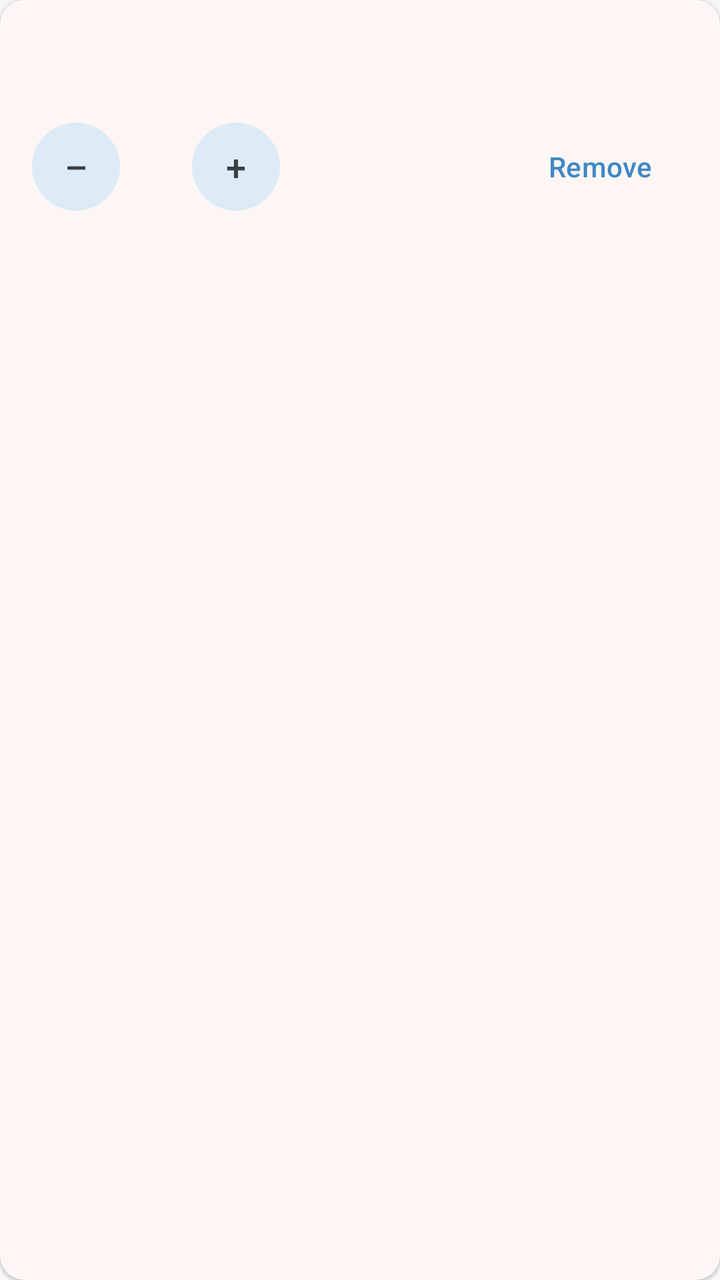
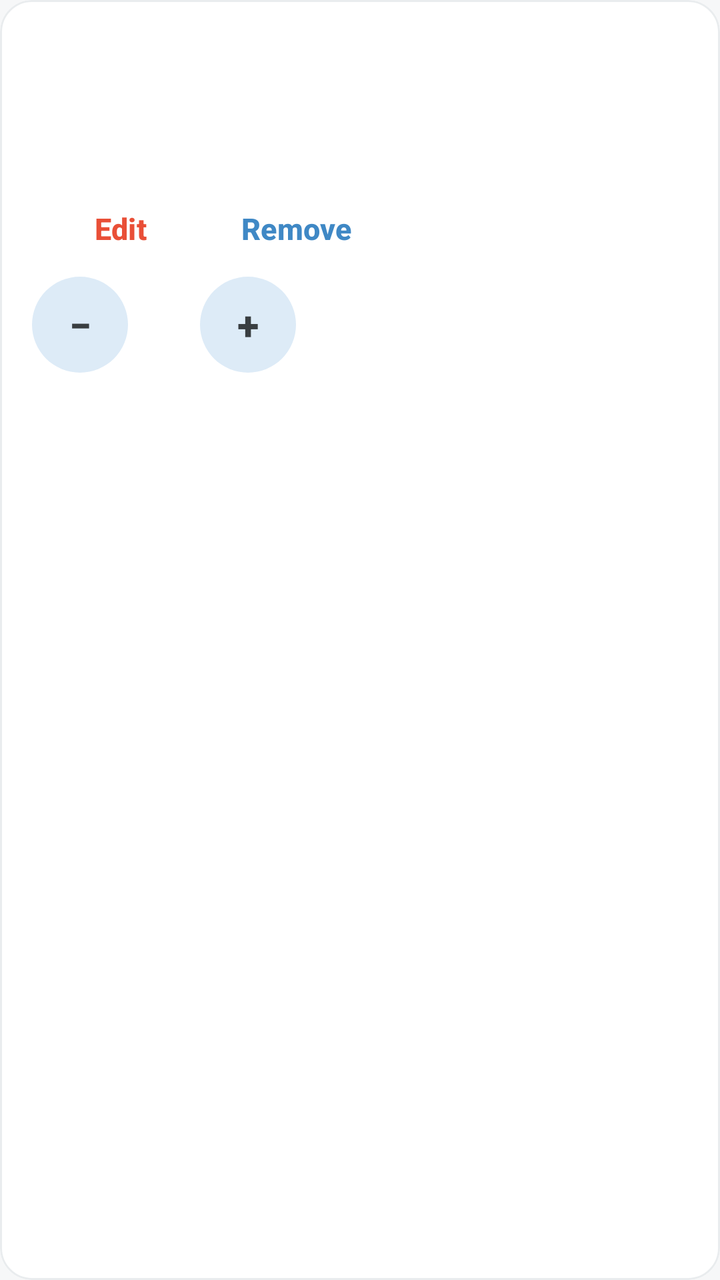

Before-and-after screenshots of an Android layout around one commit, followed by the original layout XML and the change that was made.
<!-- AndroidManifest.xml: application theme Theme.DeliveryApp -->
<!-- res/layout/item_cart_line.xml -->
<?xml version="1.0" encoding="utf-8"?>
<com.google.android.material.card.MaterialCardView xmlns:android="http://schemas.android.com/apk/res/android" xmlns:app="http://schemas.android.com/apk/res-auto"
    android:layout_width="match_parent" android:layout_height="wrap_content"
    android:layout_margin="8dp" app:cardBackgroundColor="?attr/colorSurface" app:cardElevation="1dp" app:strokeWidth="0dp">
    <LinearLayout android:layout_width="match_parent" android:layout_height="wrap_content"
        android:orientation="vertical" android:padding="16dp">
        <LinearLayout android:layout_width="match_parent" android:layout_height="wrap_content" android:orientation="horizontal">
            <TextView android:id="@+id/tvName" android:layout_width="0dp" android:layout_height="wrap_content"
                android:layout_weight="1" android:textStyle="bold" />
            <TextView android:id="@+id/tvLinePrice" android:layout_width="wrap_content" android:layout_height="wrap_content"
                android:textColor="@color/terracotta" android:textStyle="bold" />
        </LinearLayout>
        <TextView android:id="@+id/tvDetail" android:layout_width="wrap_content" android:layout_height="wrap_content"
            android:textColor="?attr/colorOutline" android:textSize="12sp" />
        <LinearLayout android:layout_width="match_parent" android:layout_height="wrap_content" android:layout_marginTop="8dp"
            android:gravity="center_vertical" android:orientation="horizontal">
            <com.google.android.material.button.MaterialButton style="@style/Widget.Material3.Button.TonalButton"
                android:id="@+id/btnMinus" android:layout_width="44dp" android:layout_height="44dp"
                android:insetLeft="0dp" android:insetRight="0dp" android:insetTop="0dp" android:insetBottom="0dp"
                android:minWidth="0dp" android:padding="0dp" android:text="–" android:textSize="18sp" />
            <TextView android:id="@+id/tvQty" android:layout_width="36dp" android:layout_height="wrap_content"
                android:gravity="center" android:textStyle="bold" />
            <com.google.android.material.button.MaterialButton style="@style/Widget.Material3.Button.TonalButton"
                android:id="@+id/btnPlus" android:layout_width="44dp" android:layout_height="44dp"
                android:insetLeft="0dp" android:insetRight="0dp" android:insetTop="0dp" android:insetBottom="0dp"
                android:minWidth="0dp" android:padding="0dp" android:text="+" android:textSize="18sp" />
            <View android:layout_width="0dp" android:layout_height="0dp" android:layout_weight="1" />
            <com.google.android.material.button.MaterialButton style="@style/Widget.Material3.Button.TextButton"
                android:id="@+id/btnRemove" android:layout_width="wrap_content" android:layout_height="wrap_content"
                android:text="Remove" android:textColor="@color/steel_blue" />
        </LinearLayout>
    </LinearLayout>
</com.google.android.material.card.MaterialCardView>
<!-- resources referenced by this layout -->
<resources>
  <color name="steel_blue">#3F88C5</color>
  <color name="terracotta">#E94F37</color>
  <style name="Theme.DeliveryApp" parent="Theme.Material3.Light.NoActionBar">
          <item name="colorPrimary">@color/terracotta</item>
          <item name="colorOnPrimary">@color/white</item>
          <item name="colorPrimaryContainer">@color/terracotta_soft</item>
          <item name="colorOnPrimaryContainer">@color/gunmetal</item>
          <item name="colorSecondary">@color/steel_blue</item>
          <item name="colorOnSecondary">@color/white</item>
          <item name="colorSecondaryContainer">@color/steel_blue_soft</item>
          <item name="colorOnSecondaryContainer">@color/gunmetal</item>
          <item name="colorTertiary">@color/gunmetal</item>
          <item name="colorSurface">@color/white</item>
          <item name="colorOnSurface">@color/gunmetal</item>
          <item name="colorSurfaceVariant">@color/paper_variant</item>
          <item name="colorOnSurfaceVariant">@color/gunmetal</item>
          <item name="colorOutline">@color/outline</item>
          <item name="colorError">@color/error_red</item>
          <item name="android:colorBackground">@color/paper</item>
          <item name="android:textColorPrimary">@color/gunmetal</item>
          <item name="android:statusBarColor">@color/gunmetal</item>
          <item name="android:windowLightStatusBar">false</item>
      </style>
  <color name="white">#FFFFFF</color>
  <color name="terracotta_soft">#FCE3DE</color>
  <color name="gunmetal">#393E41</color>
  <color name="steel_blue_soft">#DDEBF7</color>
  <color name="paper_variant">#E9ECEE</color>
  <color name="outline">#7D8589</color>
  <color name="error_red">#B3261E</color>
  <color name="paper">#F6F7F8</color>
</resources>

<!-- the commit's change to res/layout/item_cart_line.xml (unified diff, before → after) -->
@@ -1,33 +1,27 @@
 <?xml version="1.0" encoding="utf-8"?>
 <com.google.android.material.card.MaterialCardView xmlns:android="http://schemas.android.com/apk/res/android" xmlns:app="http://schemas.android.com/apk/res-auto"
-    android:layout_width="match_parent" android:layout_height="wrap_content"
-    android:layout_margin="8dp" app:cardBackgroundColor="?attr/colorSurface" app:cardElevation="1dp" app:strokeWidth="0dp">
-    <LinearLayout android:layout_width="match_parent" android:layout_height="wrap_content"
-        android:orientation="vertical" android:padding="16dp">
+    android:layout_width="match_parent" android:layout_height="wrap_content" android:layout_margin="8dp"
+    app:cardCornerRadius="16dp" app:cardBackgroundColor="?attr/colorSurface" app:cardElevation="0dp" app:strokeColor="@color/paper_variant" app:strokeWidth="1dp">
+    <LinearLayout android:layout_width="match_parent" android:layout_height="wrap_content" android:orientation="vertical" android:padding="16dp">
+        <TextView android:id="@+id/tvName" android:layout_width="match_parent" android:layout_height="wrap_content" android:textSize="18sp" android:textStyle="bold"/>
+        <TextView android:id="@+id/tvDetail" android:layout_width="match_parent" android:layout_height="wrap_content"
+            android:layout_marginTop="6dp" android:lineSpacingExtra="3dp" android:textColor="?attr/colorOutline" android:textSize="14sp"/>
+        <TextView android:id="@+id/tvNotes" android:layout_width="match_parent" android:layout_height="wrap_content" android:layout_marginTop="6dp"
+            android:textSize="14sp" android:textColor="?attr/colorOnSurface"/>
         <LinearLayout android:layout_width="match_parent" android:layout_height="wrap_content" android:orientation="horizontal">
-            <TextView android:id="@+id/tvName" android:layout_width="0dp" android:layout_height="wrap_content"
-                android:layout_weight="1" android:textStyle="bold" />
-            <TextView android:id="@+id/tvLinePrice" android:layout_width="wrap_content" android:layout_height="wrap_content"
-                android:textColor="@color/terracotta" android:textStyle="bold" />
+            <com.google.android.material.button.MaterialButton android:id="@+id/btnEdit" style="@style/Widget.Material3.Button.TextButton"
+                android:layout_width="wrap_content" android:layout_height="wrap_content" android:minHeight="48dp" android:text="Edit"/>
+            <com.google.android.material.button.MaterialButton android:id="@+id/btnRemove" style="@style/Widget.Material3.Button.TextButton"
+                android:layout_width="wrap_content" android:layout_height="wrap_content" android:minHeight="48dp" android:text="Remove" android:textColor="@color/steel_blue"/>
         </LinearLayout>
-        <TextView android:id="@+id/tvDetail" android:layout_width="wrap_content" android:layout_height="wrap_content"
-            android:textColor="?attr/colorOutline" android:textSize="12sp" />
-        <LinearLayout android:layout_width="match_parent" android:layout_height="wrap_content" android:layout_marginTop="8dp"
-            android:gravity="center_vertical" android:orientation="horizontal">
-            <com.google.android.material.button.MaterialButton style="@style/Widget.Material3.Button.TonalButton"
-                android:id="@+id/btnMinus" android:layout_width="44dp" android:layout_height="44dp"
-                android:insetLeft="0dp" android:insetRight="0dp" android:insetTop="0dp" android:insetBottom="0dp"
-                android:minWidth="0dp" android:padding="0dp" android:text="–" android:textSize="18sp" />
-            <TextView android:id="@+id/tvQty" android:layout_width="36dp" android:layout_height="wrap_content"
-                android:gravity="center" android:textStyle="bold" />
-            <com.google.android.material.button.MaterialButton style="@style/Widget.Material3.Button.TonalButton"
-                android:id="@+id/btnPlus" android:layout_width="44dp" android:layout_height="44dp"
-                android:insetLeft="0dp" android:insetRight="0dp" android:insetTop="0dp" android:insetBottom="0dp"
-                android:minWidth="0dp" android:padding="0dp" android:text="+" android:textSize="18sp" />
-            <View android:layout_width="0dp" android:layout_height="0dp" android:layout_weight="1" />
-            <com.google.android.material.button.MaterialButton style="@style/Widget.Material3.Button.TextButton"
-                android:id="@+id/btnRemove" android:layout_width="wrap_content" android:layout_height="wrap_content"
-                android:text="Remove" android:textColor="@color/steel_blue" />
+        <LinearLayout android:layout_width="match_parent" android:layout_height="wrap_content" android:gravity="center_vertical" android:orientation="horizontal">
+            <com.google.android.material.button.MaterialButton android:id="@+id/btnMinus" style="@style/Widget.Material3.Button.TonalButton"
+                android:layout_width="48dp" android:layout_height="48dp" android:insetLeft="0dp" android:insetRight="0dp" android:insetTop="0dp" android:insetBottom="0dp" android:minWidth="0dp" android:padding="0dp" android:text="−" android:textSize="20sp"/>
+            <TextView android:id="@+id/tvQty" android:layout_width="36dp" android:layout_height="wrap_content" android:gravity="center" android:textStyle="bold"/>
+            <com.google.android.material.button.MaterialButton android:id="@+id/btnPlus" style="@style/Widget.Material3.Button.TonalButton"
+                android:layout_width="48dp" android:layout_height="48dp" android:insetLeft="0dp" android:insetRight="0dp" android:insetTop="0dp" android:insetBottom="0dp" android:minWidth="0dp" android:padding="0dp" android:text="+" android:textSize="20sp"/>
+            <TextView android:id="@+id/tvLinePrice" android:layout_width="0dp" android:layout_height="wrap_content" android:layout_weight="1"
+                android:layout_marginStart="8dp" android:gravity="end" android:textSize="18sp" android:textStyle="bold"/>
         </LinearLayout>
     </LinearLayout>
 </com.google.android.material.card.MaterialCardView>
<!-- resource entries referenced after the edit -->
@@ -3,6 +3,7 @@
   <color name="steel_blue">#3F88C5</color>
   <color name="terracotta">#E94F37</color>
   <style name="Theme.DeliveryApp" parent="Theme.Material3.Light.NoActionBar">
+          <item name="materialButtonStyle">@style/Widget.App.PrimaryButton</item>
           <item name="colorPrimary">@color/terracotta</item>
           <item name="colorOnPrimary">@color/white</item>
           <item name="colorPrimaryContainer">@color/terracotta_soft</item>
@@ -23,12 +24,16 @@
           <item name="android:statusBarColor">@color/gunmetal</item>
           <item name="android:windowLightStatusBar">false</item>
       </style>
+  <style name="Widget.App.PrimaryButton" parent="Widget.Material3.Button">
+          <item name="cornerRadius">12dp</item><item name="android:textSize">15sp</item>
+          <item name="android:minHeight">56dp</item><item name="android:textStyle">bold</item>
+      </style>
   <color name="white">#FFFFFF</color>
-  <color name="terracotta_soft">#FCE3DE</color>
+  <color name="terracotta_soft">#FFF1ED</color>
   <color name="gunmetal">#393E41</color>
   <color name="steel_blue_soft">#DDEBF7</color>
   <color name="paper_variant">#E9ECEE</color>
-  <color name="outline">#7D8589</color>
+  <color name="outline">#606B72</color>
   <color name="error_red">#B3261E</color>
   <color name="paper">#F6F7F8</color>
 </resources>
